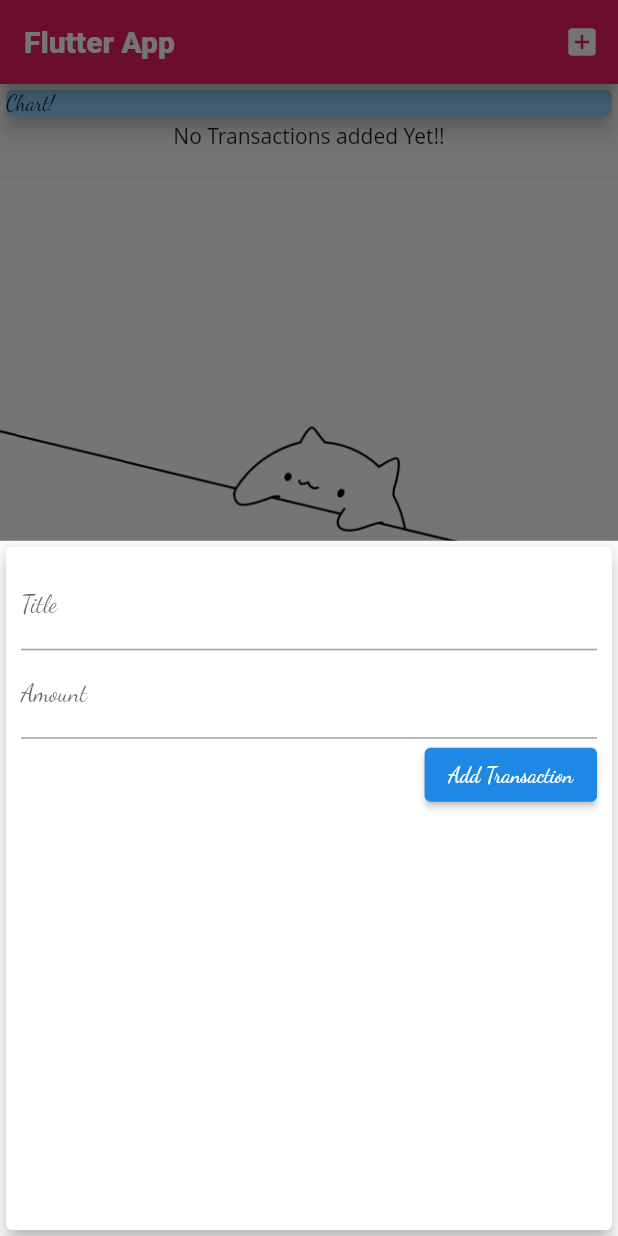
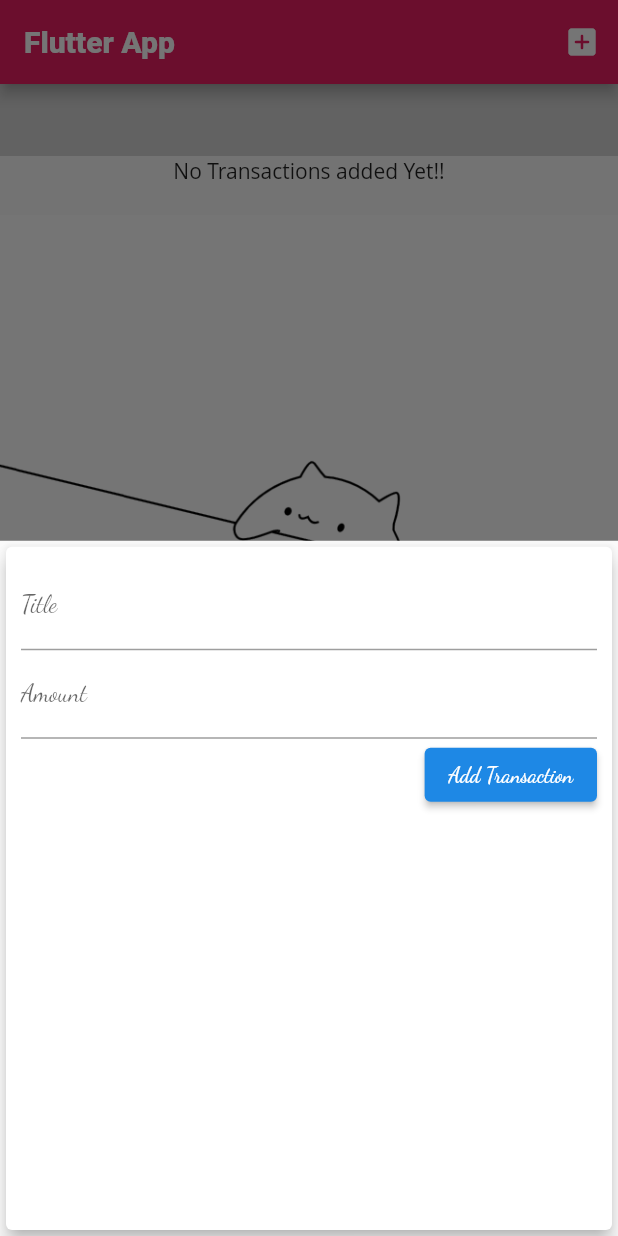
Before and after one commit to marizvi/Expense_App, a Flutter app: the screen it shows after launch, after a tap on the "add box" icon, on a phone screen of 412 x 824 dp. Run offline on Flutter 3.47's test engine with Material 2 defaults, Android fonts, the phone set to English and light mode, and no system bars; Roboto replaces fonts that are missing (Open Sans); statements that could not run were skipped.

Commit message:
chart progress

```diff
--- a/lib/main.dart
+++ b/lib/main.dart
@@ -1,6 +1,7 @@
 import 'package:exp_app/widgets/new_transaction.dart';
 import 'package:flutter/material.dart';
 import 'widgets/transaction_list.dart';
+import 'widgets/chart.dart';
 import '../models/transaction.dart';
 
 
@@ -101,14 +102,9 @@ void startAddNewTransaction(BuildContext ctx)
         crossAxisAlignment: CrossAxisAlignment.start,
         children:
         <Widget>[
-            Container(
-              width: double.infinity,
-              child:Card(
-                color: Colors.blue[200],
-              child: Text('Chart!'),
-            elevation: 5,
-                  ),
-                ),
+
+           Chart(),
+
                 // UserTransaction(),
                 TransactionList(_usertransaction),
 
```
Also changed, not shown: lib/widgets/chart.dart (+14 -0 lines).
